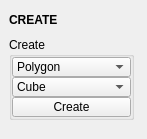
Above: tentacle/ui/create.ui from m3trik/tentacle before the change. Below: the same form after it.
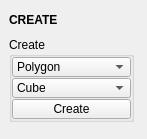
That is the form after the change. Custom widgets are drawn as their Qt base class.

```diff
--- a/tentacle/ui/create.ui
+++ b/tentacle/ui/create.ui
@@ -99,9 +99,12 @@
          <property name="bottomMargin">
           <number>0</number>
          </property>
-         <property name="spacing">
+         <property name="horizontalSpacing">
           <number>0</number>
          </property>
+         <property name="verticalSpacing">
+          <number>1</number>
+         </property>
          <item row="1" column="0" colspan="2">
           <widget class="ComboBox" name="cmb002">
            <property name="sizePolicy">
```
Left out of the diff: 4 changed lines with no effect on the pictures.
